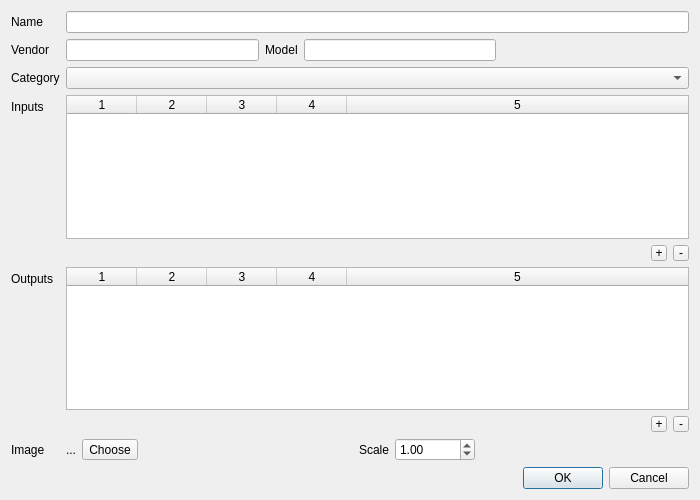
Before: the Qt Designer form deviceproperties.ui in uliss/patch_scene, drawn with Qt 5.
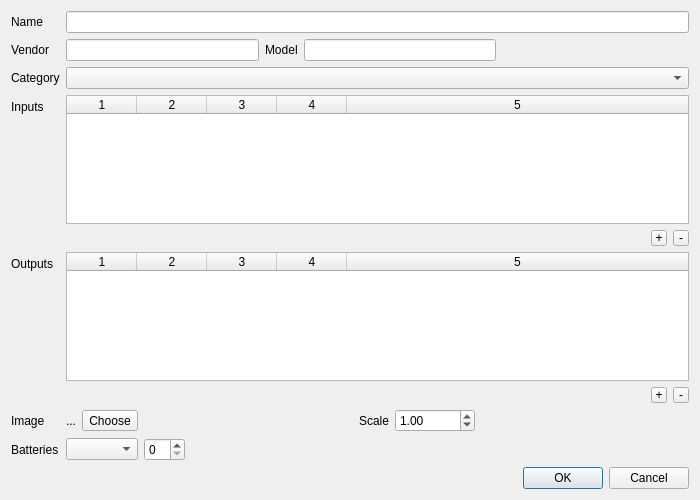
After: the same form once the commit is applied.

Diff of the .ui file:
```diff
--- a/deviceproperties.ui
+++ b/deviceproperties.ui
@@ -449,6 +449,43 @@
        </layout>
       </widget>
      </item>
+     <item row="8" column="0">
+      <widget class="QLabel" name="label">
+       <property name="text">
+        <string>Batteries</string>
+       </property>
+       <property name="buddy">
+        <cstring>batteryType</cstring>
+       </property>
+      </widget>
+     </item>
+     <item row="8" column="1">
+      <layout class="QHBoxLayout" name="horizontalLayout">
+       <item>
+        <widget class="QComboBox" name="batteryType"/>
+       </item>
+       <item>
+        <widget class="QSpinBox" name="batteryCount">
+         <property name="maximum">
+          <number>10</number>
+         </property>
+        </widget>
+       </item>
+       <item>
+        <spacer name="horizontalSpacer_6">
+         <property name="orientation">
+          <enum>Qt::Horizontal</enum>
+         </property>
+         <property name="sizeHint" stdset="0">
+          <size>
+           <width>40</width>
+           <height>20</height>
+          </size>
+         </property>
+        </spacer>
+       </item>
+      </layout>
+     </item>
     </layout>
    </item>
    <item>
```
